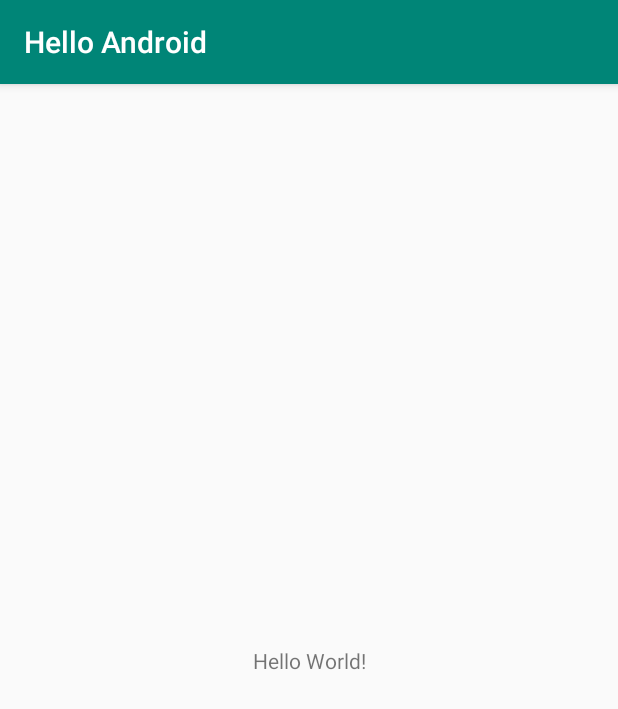
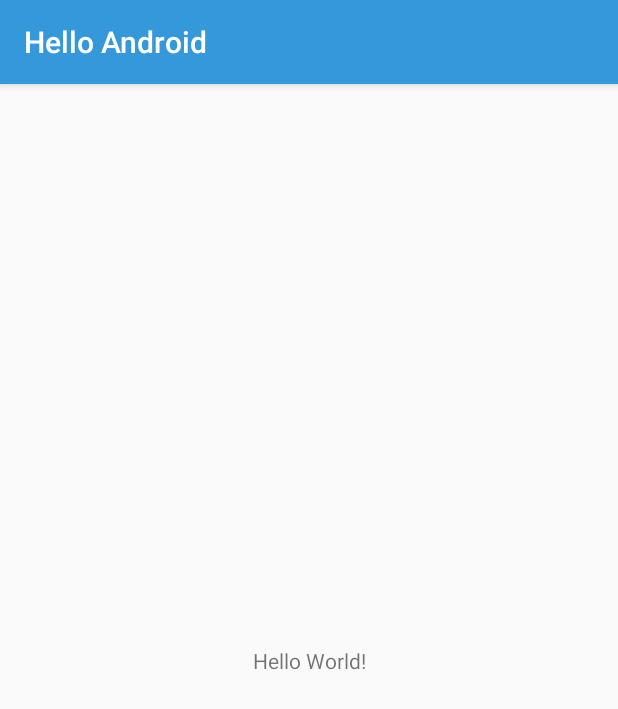
Before and after one commit to rizqyfahmi/HelloAndroid, an Android app: the screen it shows after launch (MainActivity), on a phone screen of 412 x 824 dp. Shown: the top 709 px of the screen. Run offline under Robolectric (Android 15) with nearby library versions, the phone set to English and light mode, and no system bars.

Commit message:
Change Header Color

```diff
--- a/app/src/main/res/values/colors.xml
+++ b/app/src/main/res/values/colors.xml
@@ -3,4 +3,6 @@
     <color name="colorPrimary">#008577</color>
     <color name="colorPrimaryDark">#00574B</color>
     <color name="colorAccent">#D81B60</color>
+    <color name="colorBelizeHole">#2980b9</color>
+    <color name="colorPeterRiver">#3498db</color>
 </resources>
--- a/app/src/main/res/values/styles.xml
+++ b/app/src/main/res/values/styles.xml
@@ -3,8 +3,8 @@
     <!-- Base application theme. -->
     <style name="AppTheme" parent="Theme.AppCompat.Light.DarkActionBar">
         <!-- Customize your theme here. -->
-        <item name="colorPrimary">@color/colorPrimary</item>
-        <item name="colorPrimaryDark">@color/colorPrimaryDark</item>
+        <item name="colorPrimary">@color/colorPeterRiver</item>
+        <item name="colorPrimaryDark">@color/colorBelizeHole</item>
         <item name="colorAccent">@color/colorAccent</item>
     </style>
 
```
